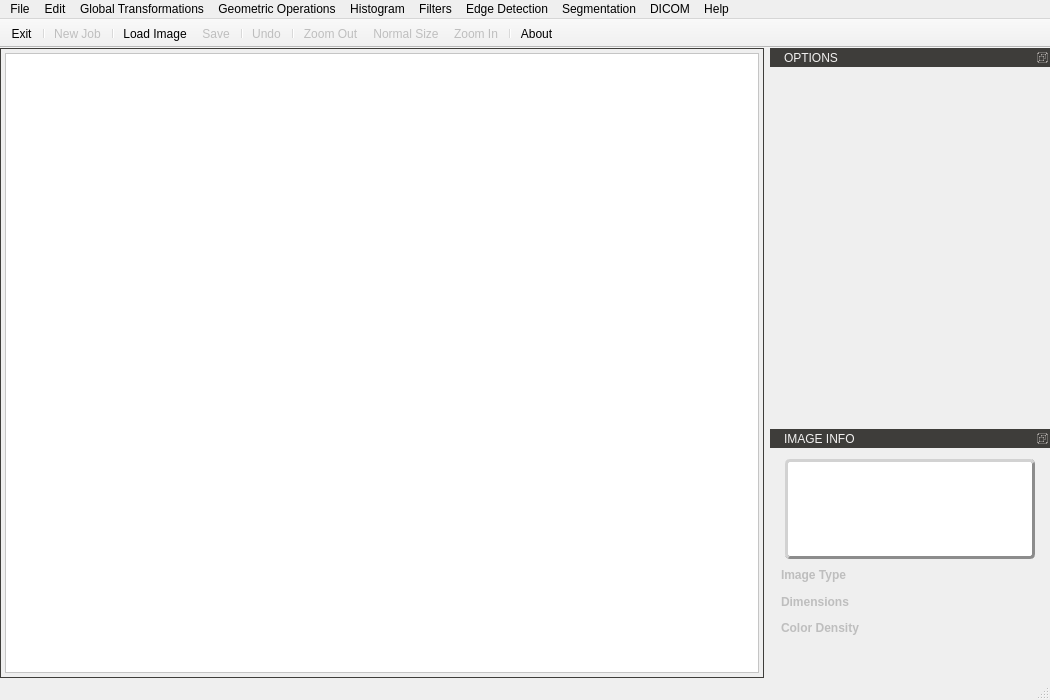
This is GUI/mainwindow.ui in JianchengZh/learning-image-processing as Qt 5 draws it before an edit. The edited form follows.
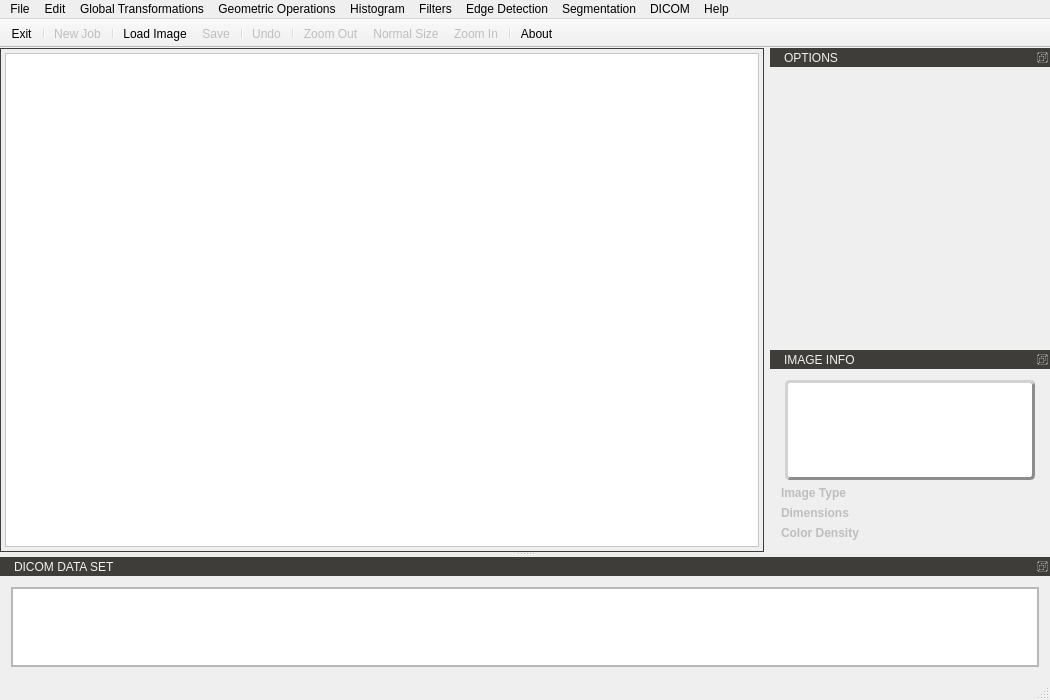
This is the edited form. Icons and pictures are not drawn. Custom widgets are drawn as their Qt base class.

Commit message: DATA SET DICOM!

```diff
--- a/GUI/mainwindow.ui
+++ b/GUI/mainwindow.ui
@@ -72,7 +72,7 @@
          <x>0</x>
          <y>0</y>
          <width>757</width>
-         <height>590</height>
+         <height>469</height>
         </rect>
        </property>
        <property name="layoutDirection">
@@ -350,7 +350,7 @@
    <attribute name="dockWidgetArea">
     <number>2</number>
    </attribute>
-   <widget class="QWidget" name="dockWidgetContents_2">
+   <widget class="QWidget" name="dockWidgetContents_dockWidget_ImageInfo">
     <layout class="QVBoxLayout" name="verticalLayout_2">
      <item>
       <layout class="QHBoxLayout" name="horizontalLayout_4">
@@ -523,6 +523,58 @@
    </widget>
   </widget>
   <widget class="QStatusBar" name="statusBar"/>
+  <widget class="QDockWidget" name="dockWidget_DICOM">
+   <property name="minimumSize">
+    <size>
+     <width>180</width>
+     <height>121</height>
+    </size>
+   </property>
+   <property name="features">
+    <set>QDockWidget::DockWidgetFloatable|QDockWidget::DockWidgetMovable</set>
+   </property>
+   <property name="allowedAreas">
+    <set>Qt::BottomDockWidgetArea|Qt::TopDockWidgetArea</set>
+   </property>
+   <property name="windowTitle">
+    <string>DICOM DATA SET</string>
+   </property>
+   <attribute name="dockWidgetArea">
+    <number>8</number>
+   </attribute>
+   <widget class="QWidget" name="dockWidgetContents_2">
+    <layout class="QHBoxLayout" name="horizontalLayout_6">
+     <item>
+      <widget class="QScrollArea" name="scrollArea_2">
+       <property name="widgetResizable">
+        <bool>true</bool>
+       </property>
+       <widget class="QWidget" name="scrollAreaWidgetContents_2">
+        <property name="geometry">
+         <rect>
+          <x>0</x>
+          <y>0</y>
+          <width>1014</width>
+          <height>78</height>
+         </rect>
+        </property>
+        <layout class="QHBoxLayout" name="horizontalLayout_7">
+         <property name="spacing">
+          <number>0</number>
+         </property>
+         <property name="margin">
+          <number>0</number>
+         </property>
+         <item>
+          <widget class="QPlainTextEdit" name="plainTextEdit_DICOM"/>
+         </item>
+        </layout>
+       </widget>
+      </widget>
+     </item>
+    </layout>
+   </widget>
+  </widget>
   <action name="actionExit">
    <property name="icon">
     <iconset resource="icons.qrc">
```
Left out of the diff: 2 changed lines with no effect on the pictures. The commit also changes 5 other files.
